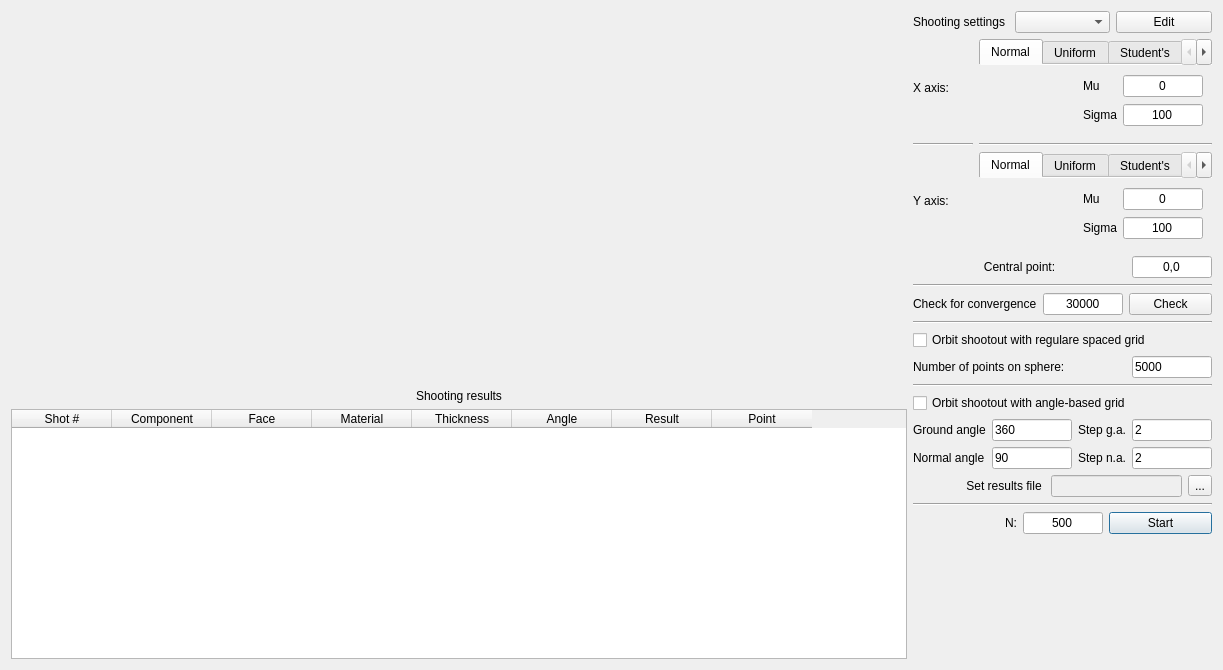
First picture: the form in UI/stats.ui, repository bakeryproducts/ConstructorM4, before the edit.
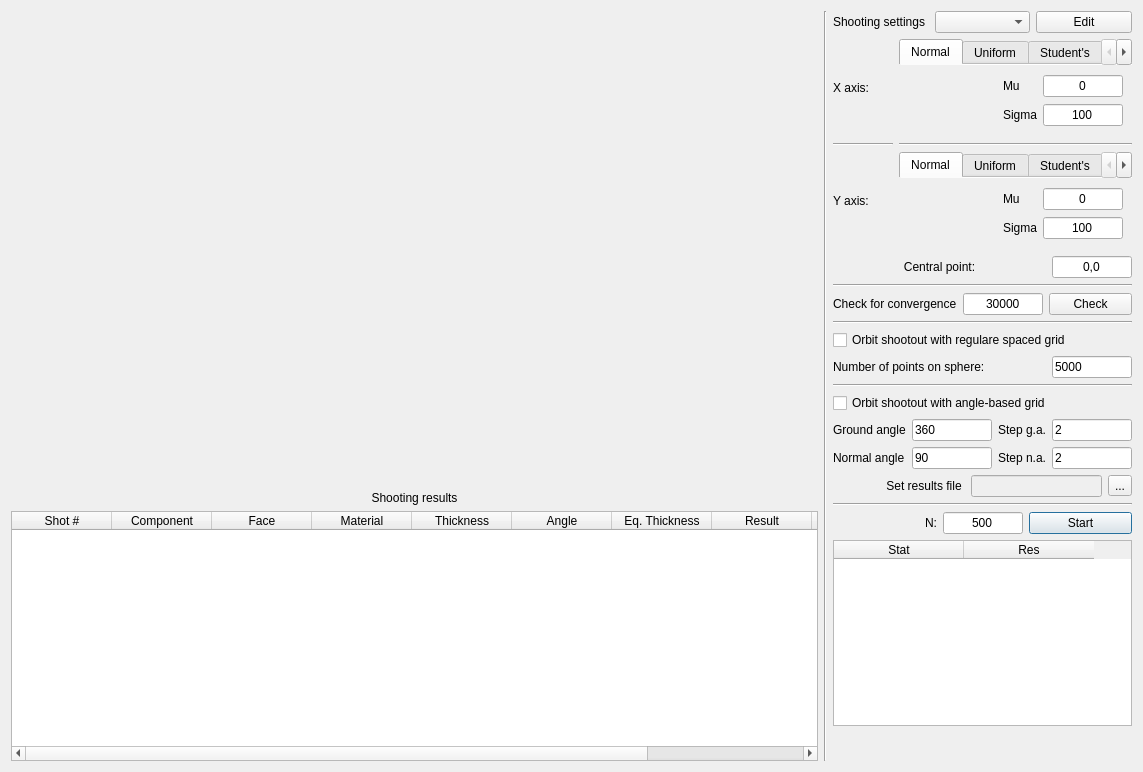
Second picture: the form after the edit.

Diff of the .ui file:
```diff
--- a/UI/stats.ui
+++ b/UI/stats.ui
@@ -6,8 +6,8 @@
    <rect>
     <x>0</x>
     <y>0</y>
-    <width>1223</width>
-    <height>670</height>
+    <width>1143</width>
+    <height>772</height>
    </rect>
   </property>
   <property name="windowTitle">
@@ -80,11 +80,21 @@
          <string>Angle</string>
         </property>
        </column>
+       <column>
+        <property name="text">
+         <string>Eq. Thickness</string>
+        </property>
+       </column>
        <column>
         <property name="text">
          <string>Result</string>
         </property>
        </column>
+       <column>
+        <property name="text">
+         <string>Type: A</string>
+        </property>
+       </column>
        <column>
         <property name="text">
          <string>Point</string>
@@ -94,6 +104,13 @@
      </item>
     </layout>
    </item>
+   <item>
+    <widget class="Line" name="line_3">
+     <property name="orientation">
+      <enum>Qt::Vertical</enum>
+     </property>
+    </widget>
+   </item>
    <item>
     <layout class="QVBoxLayout" name="verticalLayout_2">
      <item>
@@ -1606,6 +1623,29 @@
        </item>
       </layout>
      </item>
+     <item>
+      <widget class="QTableWidget" name="tableWidget">
+       <property name="sizePolicy">
+        <sizepolicy hsizetype="Minimum" vsizetype="Expanding">
+         <horstretch>0</horstretch>
+         <verstretch>0</verstretch>
+        </sizepolicy>
+       </property>
+       <attribute name="horizontalHeaderDefaultSectionSize">
+        <number>130</number>
+       </attribute>
+       <column>
+        <property name="text">
+         <string>Stat</string>
+        </property>
+       </column>
+       <column>
+        <property name="text">
+         <string>Res</string>
+        </property>
+       </column>
+      </widget>
+     </item>
      <item>
       <spacer name="verticalSpacer">
        <property name="orientation">
```
